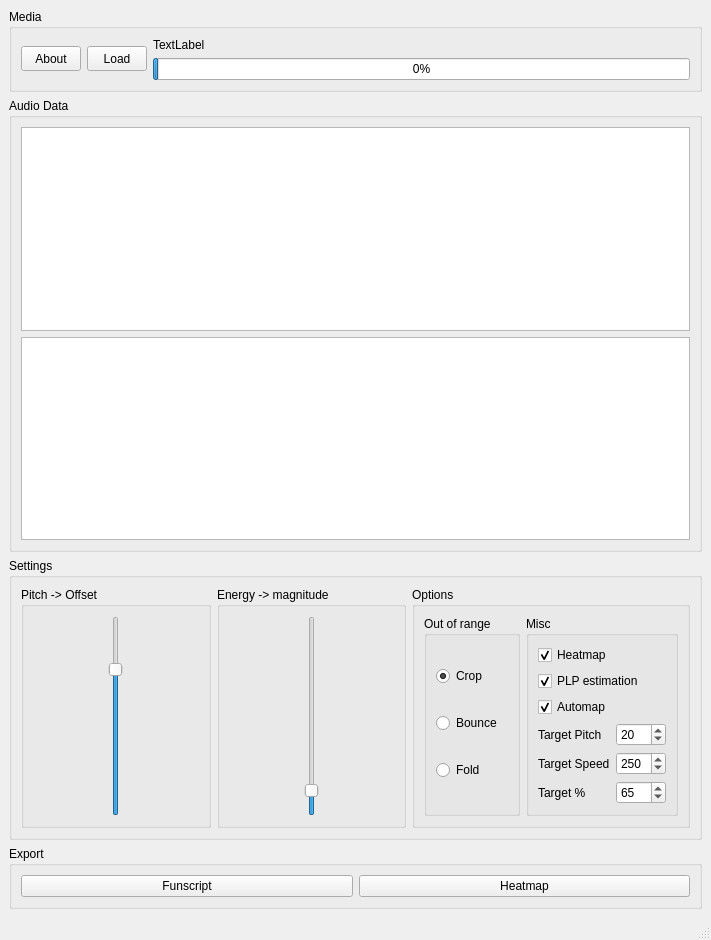
Qt form dancerUI.ui (NodudeWasTaken/PythonDancer) before a commit.
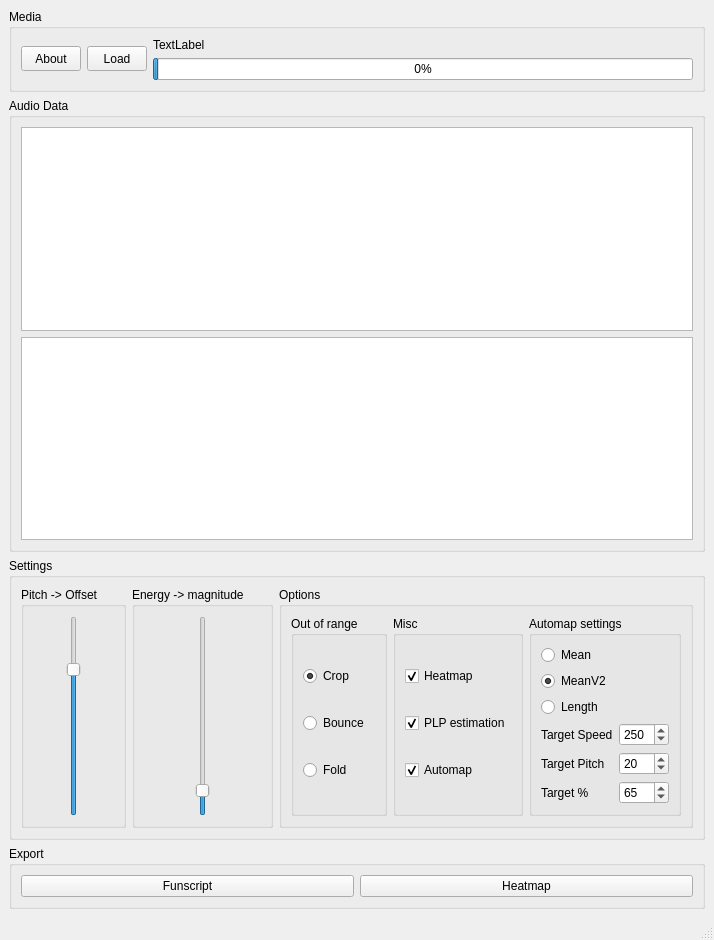
The same form after that commit.

```diff
--- a/dancerUI.ui
+++ b/dancerUI.ui
@@ -290,41 +290,47 @@
                  </property>
                 </widget>
                </item>
+              </layout>
+             </widget>
+            </item>
+            <item>
+             <widget class="QGroupBox" name="groupBox_automap">
+              <property name="enabled">
+               <bool>true</bool>
+              </property>
+              <property name="sizePolicy">
+               <sizepolicy hsizetype="Fixed" vsizetype="Preferred">
+                <horstretch>0</horstretch>
+                <verstretch>0</verstretch>
+               </sizepolicy>
+              </property>
+              <property name="title">
+               <string>Automap settings</string>
+              </property>
+              <layout class="QVBoxLayout" name="verticalLayout_7">
                <item>
-                <layout class="QHBoxLayout" name="horizontalLayout_10">
-                 <property name="spacing">
-                  <number>6</number>
+                <widget class="QRadioButton" name="cmeanButton">
+                 <property name="text">
+                  <string>Mean</string>
                  </property>
-                 <item>
-                  <widget class="QLabel" name="label">
-                   <property name="text">
-                    <string>Target Pitch</string>
-                   </property>
-                  </widget>
-                 </item>
-                 <item>
-                  <widget class="QSpinBox" name="pitchBox">
-                   <property name="sizePolicy">
-                    <sizepolicy hsizetype="Fixed" vsizetype="Fixed">
-                     <horstretch>0</horstretch>
-                     <verstretch>0</verstretch>
-                    </sizepolicy>
-                   </property>
-                   <property name="minimumSize">
-                    <size>
-                     <width>50</width>
-                     <height>0</height>
-                    </size>
-                   </property>
-                   <property name="maximum">
-                    <number>100</number>
-                   </property>
-                   <property name="value">
-                    <number>20</number>
-                   </property>
-                  </widget>
-                 </item>
-                </layout>
+                </widget>
+               </item>
+               <item>
+                <widget class="QRadioButton" name="cmeanv2Button">
+                 <property name="text">
+                  <string>MeanV2</string>
+                 </property>
+                 <property name="checked">
+                  <bool>true</bool>
+                 </property>
+                </widget>
+               </item>
+               <item>
+                <widget class="QRadioButton" name="clenButton">
+                 <property name="text">
+                  <string>Length</string>
+                 </property>
+                </widget>
                </item>
                <item>
                 <layout class="QHBoxLayout" name="horizontalLayout_11">
@@ -362,6 +368,42 @@
                  </item>
                 </layout>
                </item>
+               <item>
+                <layout class="QHBoxLayout" name="horizontalLayout_10">
+                 <property name="spacing">
+                  <number>6</number>
+                 </property>
+                 <item>
+                  <widget class="QLabel" name="label">
+                   <property name="text">
+                    <string>Target Pitch</string>
+                   </property>
+                  </widget>
+                 </item>
+                 <item>
+                  <widget class="QSpinBox" name="pitchBox">
+                   <property name="sizePolicy">
+                    <sizepolicy hsizetype="Fixed" vsizetype="Fixed">
+                     <horstretch>0</horstretch>
+                     <verstretch>0</verstretch>
+                    </sizepolicy>
+                   </property>
+                   <property name="minimumSize">
+                    <size>
+                     <width>50</width>
+                     <height>0</height>
+                    </size>
+                   </property>
+                   <property name="maximum">
+                    <number>100</number>
+                   </property>
+                   <property name="value">
+                    <number>20</number>
+                   </property>
+                  </widget>
+                 </item>
+                </layout>
+               </item>
                <item>
                 <layout class="QHBoxLayout" name="horizontalLayout_12">
                  <item>
```
Left out of the diff: 2 changed lines with no effect on the pictures.
